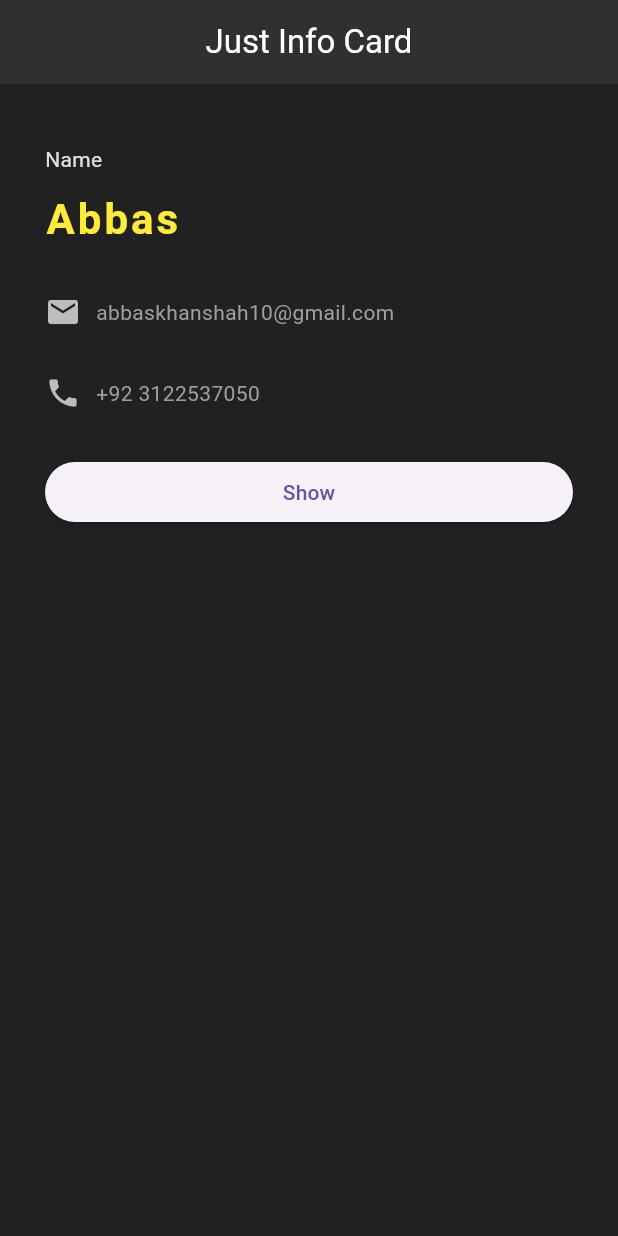
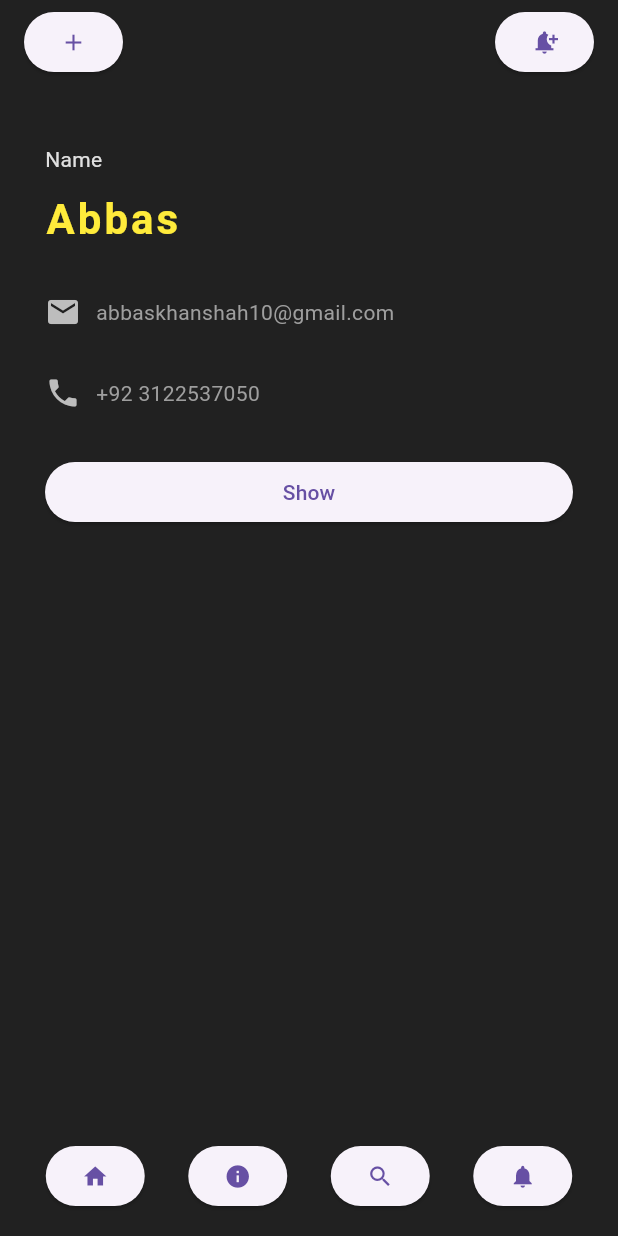
Before and after one commit to Abbas-shah10/flutter-start, a Flutter app: the screen it shows after launch, on a phone screen of 412 x 824 dp. Run offline on Flutter 3.47's test engine with Material 3 defaults, Android fonts, the phone set to English and light mode, and no system bars.

Commit message:
build a simple app like structure with appBar and NavigationBar

```diff
--- /dev/null
+++ b/lib/components/bottom_navigation.dart
@@ -0,0 +1,22 @@
+import 'package:flutter/material.dart';
+
+class Footer extends StatelessWidget {
+  const Footer({super.key});
+
+  @override
+  Widget build(BuildContext context) {
+    return BottomAppBar(
+      color: Colors.grey[900],
+      child: Row(
+        mainAxisAlignment: MainAxisAlignment.spaceAround,
+        children: [
+          ElevatedButton(onPressed: () {}, child: Icon(Icons.home)),
+          ElevatedButton(onPressed: () {}, child: Icon(Icons.info)),
+          ElevatedButton(onPressed: () {}, child: Icon(Icons.search)),
+          ElevatedButton(onPressed: () {}, child: Icon(Icons.notifications)),
+
+        ],
+      ),
+    );
+  }
+}
--- /dev/null
+++ b/lib/components/navbar.dart
@@ -0,0 +1,27 @@
+import 'package:flutter/material.dart';
+
+class Navbar extends StatelessWidget implements PreferredSizeWidget {
+  const Navbar({super.key});
+
+  @override
+  Size get preferredSize => const Size.fromHeight(kToolbarHeight);
+
+  @override
+  Widget build(BuildContext context) {
+    return Scaffold(
+      appBar: AppBar(
+        backgroundColor: Colors.grey[900],
+        titleSpacing: 0,
+        title: Padding(padding: const EdgeInsets.symmetric(horizontal: 16.0),
+        child: Row(
+          mainAxisAlignment: MainAxisAlignment.spaceBetween,
+          children: [
+            ElevatedButton(onPressed: () {}, child: Icon(Icons.add)),
+            ElevatedButton(onPressed: () {}, child: Icon(Icons.notification_add)),
+          ],
+        ),
+      ),
+      ),
+    );
+  }
+}
--- a/lib/main.dart
+++ b/lib/main.dart
@@ -2,4 +2,7 @@ import "package:flutter/material.dart";
 import "package:flutter_start/screens/splash.dart";
 
 
-void main() => runApp(const MaterialApp(home: SplashScreen()));
+void main() => runApp(const MaterialApp(
+  debugShowCheckedModeBanner: false,
+  home: SplashScreen()
+  ));
--- a/lib/screens/home.dart
+++ b/lib/screens/home.dart
@@ -1,4 +1,6 @@
 import 'package:flutter/material.dart';
+import 'package:flutter_start/components/bottom_navigation.dart';
+import 'package:flutter_start/components/navbar.dart';
 import 'package:flutter_start/screens/profile.dart';
 
 class HomePage extends StatefulWidget {
@@ -13,14 +15,7 @@ class _HomePageState extends State<HomePage> {
   Widget build(BuildContext context) {
     return Scaffold(
       backgroundColor: Colors.grey[900],
-      appBar: AppBar(
-        title: const Text(
-          "Just Info Card",
-          style: TextStyle(color: Colors.white),
-        ),
-        centerTitle: true,
-        backgroundColor: Colors.grey[850],
-      ),
+      appBar: Navbar(),
       body: Padding(
         padding: const EdgeInsets.fromLTRB(30.0, 40.0, 30.0, 0.0),
         child: Column(
@@ -75,6 +70,7 @@ class _HomePageState extends State<HomePage> {
           ],
         ),
       ),
+      bottomNavigationBar:  Footer(),
     );
   }
 }
```
